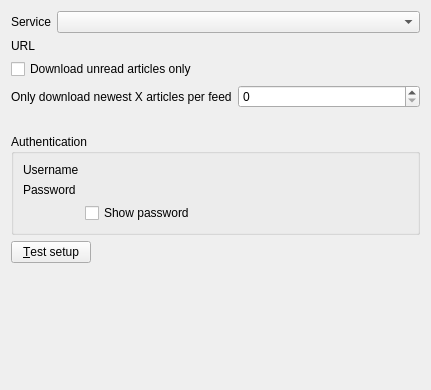
martinrotter/rssguard, file src/librssguard/services/greader/gui/greaderaccountdetails.ui: the form before one commit.
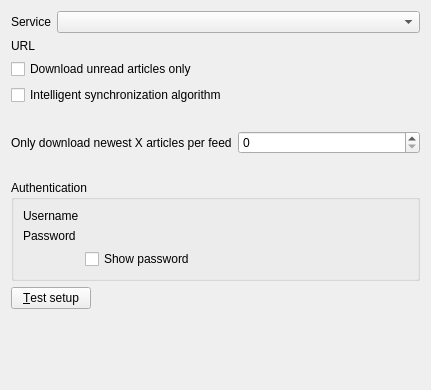
The form after the commit. Custom widgets are drawn as their Qt base class.

Commit message: new sync algorithm now switchable, by default is off

What changed in the file:
```diff
--- a/src/librssguard/services/greader/gui/greaderaccountdetails.ui
+++ b/src/librssguard/services/greader/gui/greaderaccountdetails.ui
@@ -34,7 +34,7 @@
    <item row="2" column="1">
     <widget class="LineEditWithStatus" name="m_txtUrl" native="true"/>
    </item>
-   <item row="5" column="0" colspan="2">
+   <item row="7" column="0" colspan="2">
     <layout class="QHBoxLayout" name="horizontalLayout">
      <item>
       <widget class="QLabel" name="label">
@@ -51,17 +51,14 @@
      </item>
     </layout>
    </item>
-   <item row="7" column="0" colspan="2">
+   <item row="9" column="0" colspan="2">
     <widget class="QLabel" name="m_lblLimitMessages">
-     <property name="text">
-      <string/>
-     </property>
      <property name="wordWrap">
       <bool>true</bool>
      </property>
     </widget>
    </item>
-   <item row="8" column="0" colspan="2">
+   <item row="10" column="0" colspan="2">
     <widget class="QGroupBox" name="m_gbAuthentication">
      <property name="toolTip">
       <string>Some feeds require authentication, including GMail feeds. BASIC, NTLM-2 and DIGEST-MD5 authentication schemes are supported.</string>
@@ -112,7 +109,7 @@
      </layout>
     </widget>
    </item>
-   <item row="9" column="0" colspan="2">
+   <item row="11" column="0" colspan="2">
     <layout class="QHBoxLayout" name="horizontalLayout_2">
      <item>
       <widget class="QPushButton" name="m_btnTestSetup">
@@ -136,7 +133,7 @@
      </item>
     </layout>
    </item>
-   <item row="10" column="0" colspan="2">
+   <item row="12" column="0" colspan="2">
     <spacer name="verticalSpacer">
      <property name="orientation">
       <enum>Qt::Vertical</enum>
@@ -156,6 +153,20 @@
      </property>
     </widget>
    </item>
+   <item row="5" column="0" colspan="2">
+    <widget class="QCheckBox" name="m_cbNewAlgorithm">
+     <property name="text">
+      <string>Intelligent synchronization algorithm</string>
+     </property>
+    </widget>
+   </item>
+   <item row="6" column="0" colspan="2">
+    <widget class="QLabel" name="m_lblNewAlgorithm">
+     <property name="wordWrap">
+      <bool>true</bool>
+     </property>
+    </widget>
+   </item>
   </layout>
  </widget>
  <customwidgets>
```
Left out of the diff: 3 changed lines with no effect on the pictures. The commit also changes 5 other files.
